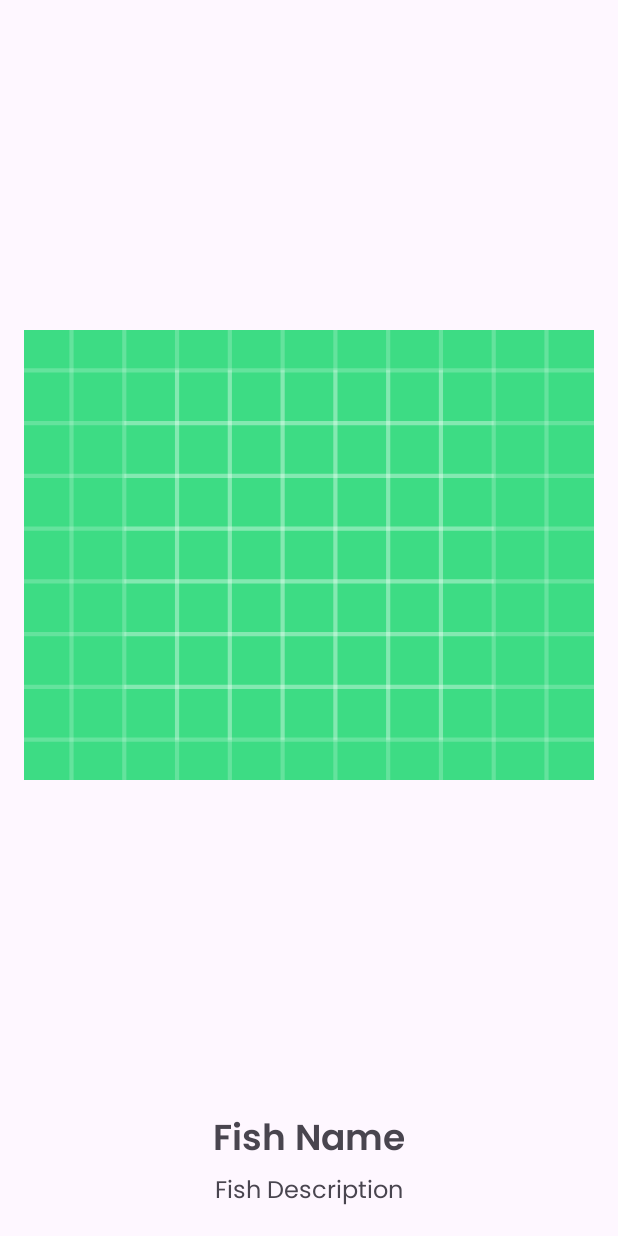
After one commit to WeLoveFishKu/WeLoveFishKu_Project, an Android app: the layout detail_fish.xml on its own in the app's theme, with its tools: preview values and no code run, on a phone screen of 412 x 824 dp. The commit adds this screen. Run offline under Robolectric (Android 15) with nearby library versions, the phone set to English and light mode, and no system bars; network calls fail.

```diff
--- /dev/null
+++ b/Fishku-Seller-master/app/src/main/res/layout/detail_fish.xml
@@ -0,0 +1,55 @@
+<?xml version="1.0" encoding="utf-8"?>
+<androidx.constraintlayout.widget.ConstraintLayout xmlns:android="http://schemas.android.com/apk/res/android"
+    xmlns:app="http://schemas.android.com/apk/res-auto"
+    xmlns:tools="http://schemas.android.com/tools"
+    android:layout_width="match_parent"
+    android:layout_height="match_parent">
+
+    <ImageView
+        android:id="@+id/imgFish"
+        android:layout_width="match_parent"
+        android:layout_height="300dp"
+        android:layout_marginStart="16dp"
+        android:layout_marginTop="16dp"
+        android:layout_marginEnd="16dp"
+        android:layout_marginBottom="16dp"
+        android:scaleType="centerCrop"
+        android:src="@drawable/ic_launcher_background"
+        app:layout_constraintBottom_toTopOf="@+id/txtFishName"
+        app:layout_constraintEnd_toEndOf="parent"
+        app:layout_constraintStart_toStartOf="parent"
+        app:layout_constraintTop_toTopOf="parent" />
+
+    <TextView
+        android:id="@+id/txtFishName"
+        android:layout_width="0dp"
+        android:layout_height="wrap_content"
+        android:layout_marginStart="16dp"
+        android:layout_marginEnd="16dp"
+        android:fontFamily="@font/poppins_semibold"
+        android:text="Fish Name"
+        android:textAlignment="center"
+        android:textSize="24sp"
+        app:layout_constraintBottom_toTopOf="@+id/txtFishDescription"
+        app:layout_constraintEnd_toEndOf="parent"
+        app:layout_constraintStart_toStartOf="parent"
+        tools:ignore="UnknownId" />
+
+    <TextView
+        android:id="@+id/txtFishDescription"
+        android:layout_width="0dp"
+        android:layout_height="wrap_content"
+        android:layout_marginStart="16dp"
+        android:layout_marginEnd="16dp"
+        android:layout_marginVertical="16dp"
+        android:fontFamily="@font/poppins_regular"
+        android:text="Fish Description"
+        android:textAlignment="center"
+        android:textSize="16sp"
+        app:layout_constraintBottom_toBottomOf="parent"
+        app:layout_constraintEnd_toEndOf="parent"
+        app:layout_constraintStart_toStartOf="parent"
+        tools:ignore="UnknownId" />
+
+
+</androidx.constraintlayout.widget.ConstraintLayout>
--- a/Fishku-Seller-master/app/src/main/res/values/strings.xml
+++ b/Fishku-Seller-master/app/src/main/res/values/strings.xml
@@ -228,6 +228,8 @@
     <string name="ajukan_pengembalian">Ajukan Pengembalian</string>
     <string name="hubungi_wa">Hubungi WA</string>
     <string name="instagram">Instagram</string>
+    <!-- TODO: Remove or change this placeholder text -->
+    <string name="hello_blank_fragment">Hello blank fragment</string>
 
 
 </resources>
```
Also changed, not shown: Fishku-Seller-master/app/src/main/java/id/fishku/fisherseller/presentation/ui/Data/FakeDataFish.kt (added, +71 -0 lines), Fishku-Seller-master/app/src/main/java/id/fishku/fisherseller/presentation/ui/Data/Fish.kt (added, +10 -0 lines), Fishku-Seller-master/app/src/main/java/id/fishku/fisherseller/presentation/ui/maps/MapsActivity.kt (+58 -4 lines).
